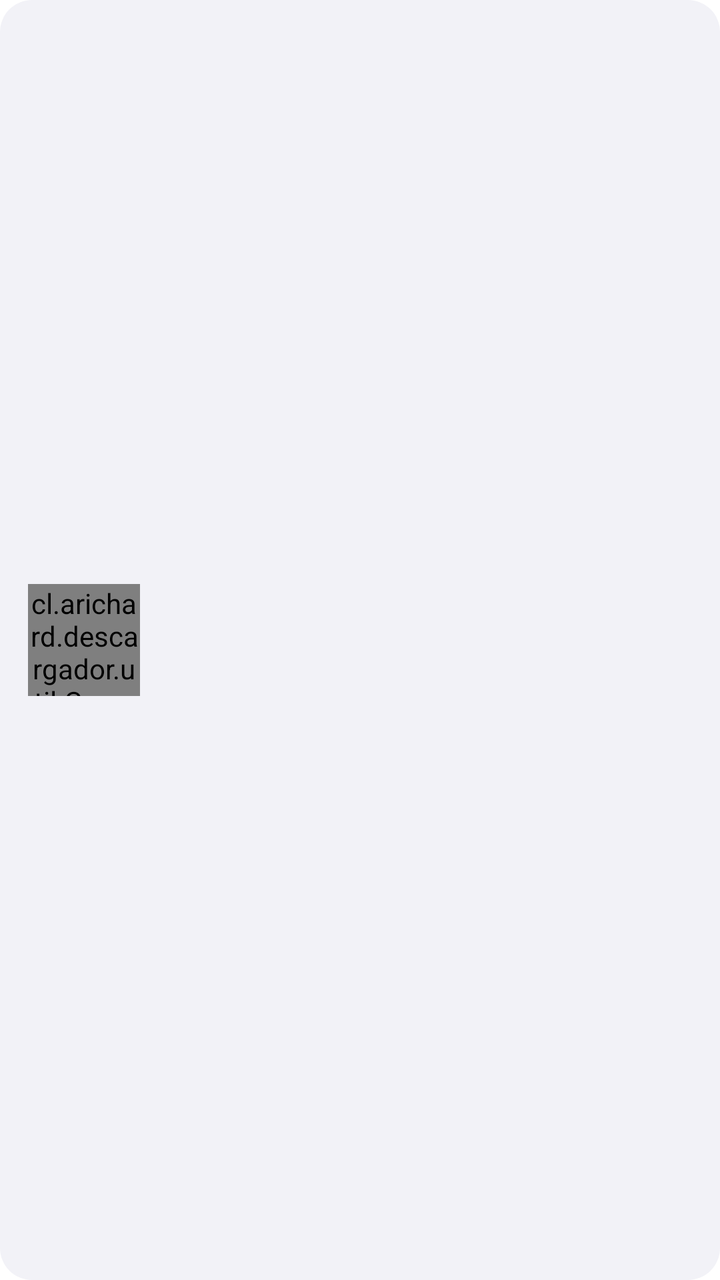
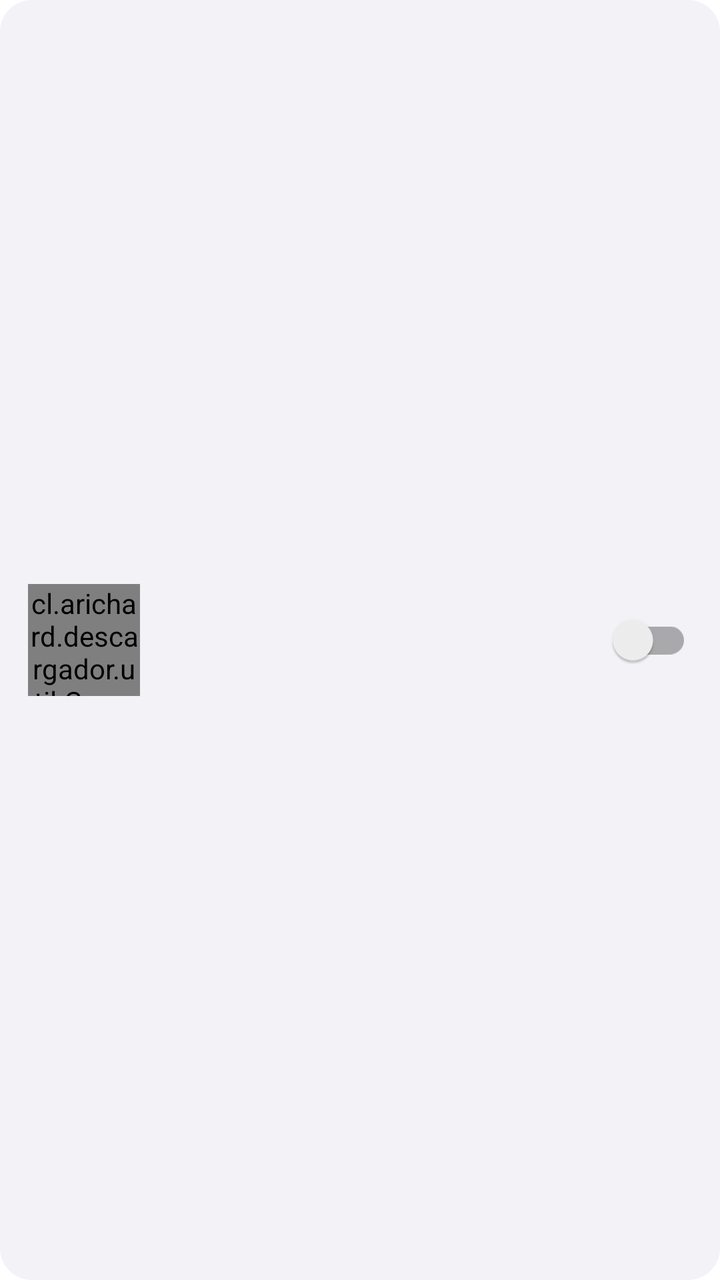

Before-and-after screenshots of an Android layout around one commit, followed by the original layout XML and the change that was made.
<!-- AndroidManifest.xml: application theme Theme.MusicBox -->
<!-- res/layout/item_folder.xml -->
<?xml version="1.0" encoding="utf-8"?>
<LinearLayout xmlns:android="http://schemas.android.com/apk/res/android"
    android:id="@+id/folderItemRoot"
    android:layout_width="match_parent" android:layout_height="wrap_content"
    android:orientation="horizontal" android:gravity="center_vertical"
    android:padding="14dp" android:layout_marginStart="8dp" android:layout_marginEnd="8dp"
    android:layout_marginBottom="6dp" android:background="@drawable/bg_card">
    <cl.arichard.descargador.util.CoverCollageView android:id="@+id/folderCollage"
        android:layout_width="56dp" android:layout_height="56dp"/>
    <LinearLayout android:layout_width="0dp" android:layout_height="wrap_content"
        android:layout_weight="1" android:orientation="vertical" android:layout_marginStart="14dp">
        <TextView android:id="@+id/txtFolderName" android:layout_width="wrap_content"
            android:layout_height="wrap_content" android:textColor="@color/text_primary"
            android:textSize="15sp" android:textStyle="bold"/>
        <TextView android:id="@+id/txtFolderSongCount" android:layout_width="wrap_content"
            android:layout_height="wrap_content" android:layout_marginTop="2dp"
            android:textColor="@color/text_secondary" android:textSize="13sp"/>
    </LinearLayout>
</LinearLayout>
<!-- resources referenced by this layout -->
<resources>
  <color name="text_primary">#000000</color>
  <color name="text_secondary">#8E8E93</color>
  <!-- drawable bg_card (drawable) -->
  <shape xmlns:android="http://schemas.android.com/apk/res/android">
      <solid android:color="@color/bg_card"/>
      <corners android:radius="16dp"/>
  </shape>
  <style name="Theme.MusicBox" parent="Theme.MaterialComponents.DayNight.NoActionBar">
          <item name="colorPrimary">@color/accent</item>
          <item name="colorPrimaryVariant">@color/accent</item>
          <item name="colorSecondary">@color/accent</item>
          <item name="android:statusBarColor">@color/bg_primary</item>
          <item name="android:navigationBarColor">@color/bg_primary</item>
          <item name="android:windowBackground">@color/bg_primary</item>
          <item name="android:textColorPrimary">@color/text_primary</item>
          <item name="android:textColorSecondary">@color/text_secondary</item>
          <item name="android:windowAnimationStyle">@style/WindowAnim</item>
          <item name="buttonBarPositiveButtonStyle">@style/Widget.MusicBox.DialogButton</item>
          <item name="buttonBarNegativeButtonStyle">@style/Widget.MusicBox.DialogButton</item>
          <item name="buttonBarNeutralButtonStyle">@style/Widget.MusicBox.DialogButton</item>
      </style>
  <color name="bg_card">#F2F2F7</color>
  <color name="accent">#007AFF</color>
  <color name="bg_primary">#FFFFFF</color>
  <style name="WindowAnim" parent="@android:style/Animation.Activity">
          <item name="android:activityOpenEnterAnimation">@anim/slide_up</item>
          <item name="android:activityOpenExitAnimation">@anim/fade_out</item>
          <item name="android:activityCloseEnterAnimation">@anim/fade_in</item>
          <item name="android:activityCloseExitAnimation">@anim/slide_down</item>
      </style>
  <style name="Widget.MusicBox.DialogButton" parent="Widget.AppCompat.Button.Borderless">
          <item name="android:background">@drawable/bg_text_button</item>
          <item name="android:textColor">@color/accent</item>
          <item name="android:textAllCaps">false</item>
          <item name="android:gravity">center</item>
          <item name="android:minWidth">84dp</item>
          <item name="android:minHeight">44dp</item>
          <item name="android:layout_margin">4dp</item>
          <item name="android:paddingLeft">12dp</item>
          <item name="android:paddingRight">12dp</item>
      </style>
  <!-- drawable bg_text_button (drawable) -->
  <ripple xmlns:android="http://schemas.android.com/apk/res/android" android:color="#25007AFF">
      <item>
          <shape>
              <solid android:color="@color/bg_card"/>
              <stroke android:width="1dp" android:color="@color/border"/>
              <corners android:radius="24dp"/>
          </shape>
      </item>
  </ripple>
  <color name="border">#D1D1D6</color>
</resources>

<!-- the commit's change to res/layout/item_folder.xml (unified diff, before → after) -->
@@ -16,4 +16,8 @@
             android:layout_height="wrap_content" android:layout_marginTop="2dp"
             android:textColor="@color/text_secondary" android:textSize="13sp"/>
     </LinearLayout>
+    <androidx.appcompat.widget.SwitchCompat
+        android:id="@+id/switchFolderAutoDownload"
+        android:layout_width="wrap_content" android:layout_height="36dp"
+        android:showText="false" android:contentDescription="Descarga automática"/>
 </LinearLayout>
